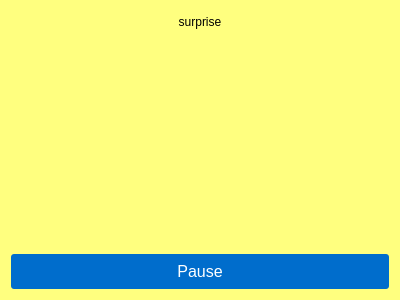
The window that examples/QBasicUiKitDemo/form/popdialogdemo.ui (daodaoliang/QDaodaoliang) describes before a commit, drawn with Qt 5.
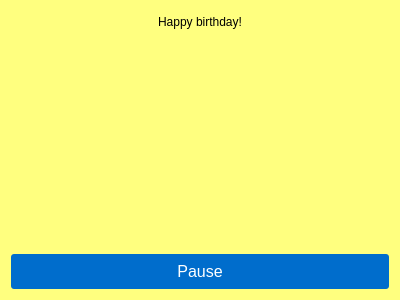
The same window after the commit. Icons and pictures are not drawn. Custom widgets are drawn as their Qt base class.

What changed in the file:
```diff
--- a/examples/QBasicUiKitDemo/form/popdialogdemo.ui
+++ b/examples/QBasicUiKitDemo/form/popdialogdemo.ui
@@ -23,7 +23,7 @@
       <string notr="true">font: 75 18pt &quot;微软雅黑&quot;;</string>
      </property>
      <property name="text">
-      <string>surprise</string>
+      <string>Happy birthday!</string>
      </property>
      <property name="alignment">
       <set>Qt::AlignCenter</set>
```
